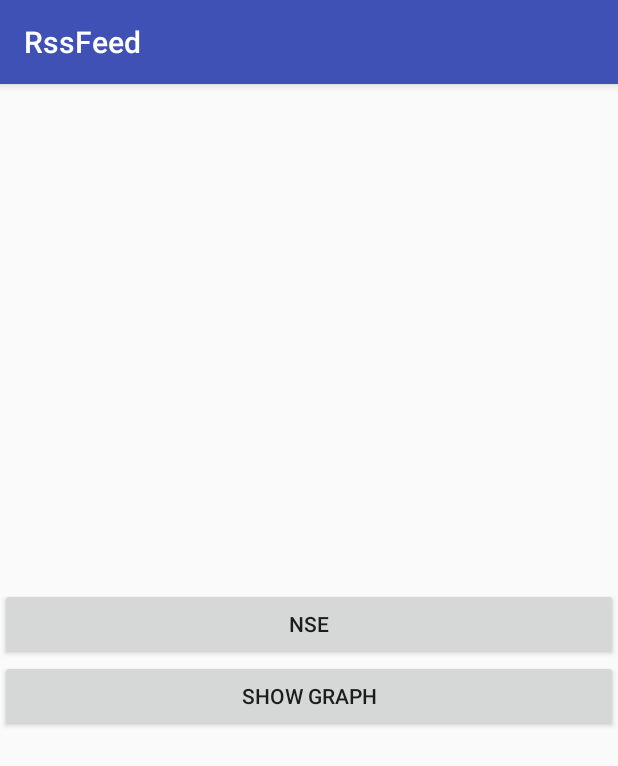
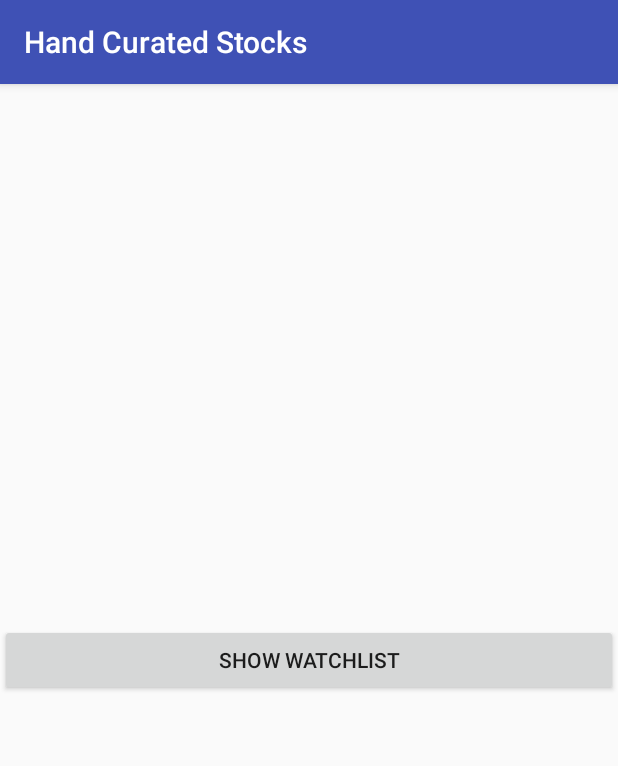
Before and after one commit to youd5/rssfeed, an Android app: the screen it shows after launch (MainActivity), on a phone screen of 412 x 824 dp. Shown: the top 766 px of the screen. Run offline under Robolectric (Android 15) with nearby library versions, the phone set to English and light mode, and no system bars.

Commit message:
Watchlist with list and click takes you to graphs

```diff
--- a/app/src/main/java/com/example/rssfeed/MainActivity.java
+++ b/app/src/main/java/com/example/rssfeed/MainActivity.java
@@ -19,24 +19,18 @@ public class MainActivity extends AppCompatActivity implements View.OnClickListe
         super.onCreate(savedInstanceState);
         setContentView(R.layout.activity_main);
 
-        Button btnNse = findViewById(R.id.buttonnse);
         Button btnChart = findViewById(R.id.buttonchart);
-        btnNse.setOnClickListener(this);
         btnChart.setOnClickListener(this);
 
 
-        rssLinks.add("https://www.nseindia.com/api/historical/cm/equity?series=[%22EQ%22]&from=01-01-2020&to=20-03-2020&symbol=EDELWEISS");
         rssLinks.add("https://www.nseindia.com/api/historical/cm/equity?series=[%22EQ%22]&from=01-01-2020&to=23-03-2020&symbol=EDELWEISS");
     }
 
     @Override
     public void onClick(View view) {
         switch (view.getId()) {
-            case R.id.buttonnse:
-                startActivity(new Intent(MainActivity.this, NseFeedActivity.class).putExtra("nseLink", rssLinks.get(0)));
-                break;
             case R.id.buttonchart:
-                startActivity(new Intent(MainActivity.this, WatchlistActivity.class).putExtra("nseLink", rssLinks.get(1)));
+                startActivity(new Intent(MainActivity.this, WatchlistActivity.class).putExtra("nseLink", rssLinks.get(0)));
                 break;
         }
     }
--- a/app/src/main/res/layout/activity_main.xml
+++ b/app/src/main/res/layout/activity_main.xml
@@ -6,14 +6,9 @@
     android:orientation="vertical">
 
     <Button
-        android:id="@+id/buttonnse"
-        android:layout_width="match_parent"
-        android:layout_height="wrap_content"
-        android:text="NSE" />
-    <Button
         android:id="@+id/buttonchart"
         android:layout_width="match_parent"
         android:layout_height="wrap_content"
-        android:text="Show Graph" />
+        android:text="Show Watchlist" />
 
 </LinearLayout>
--- a/settings.gradle
+++ b/settings.gradle
@@ -1,2 +1,2 @@
-rootProject.name='RssFeed'
+rootProject.name='NSE Stocks'
 include ':app'
```
Also changed, not shown: app/src/main/java/com/example/rssfeed/ChartActivity.java (+8 -5 lines), app/src/main/res/values/strings.xml (+22 -2 lines), app/src/main/java/com/example/rssfeed/WatchlistActivity.java (line endings or trailing spaces).
